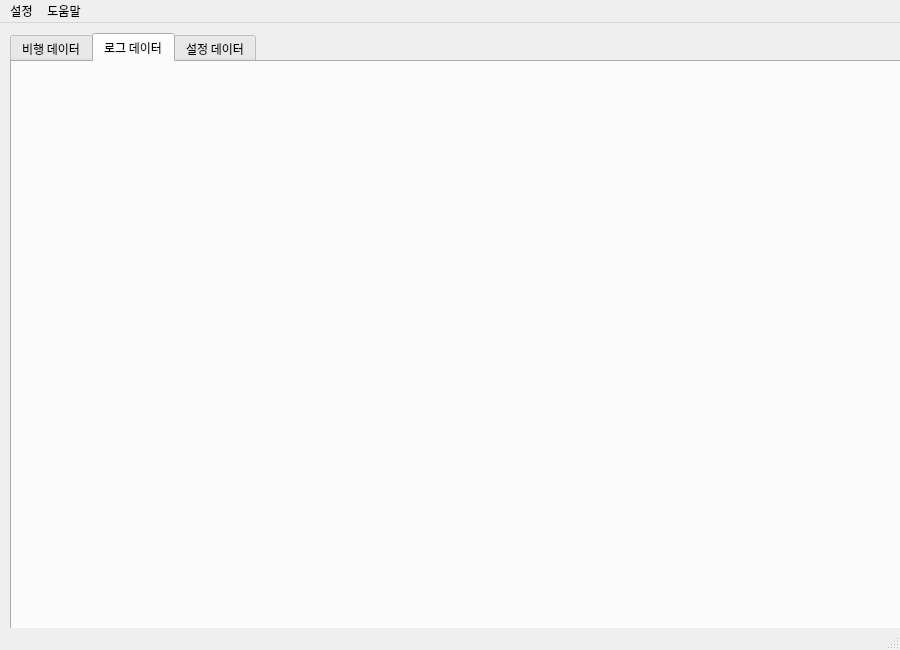
khu-mesl-348/PX4Forensic, file PX4Forensic.ui: the form before one commit.
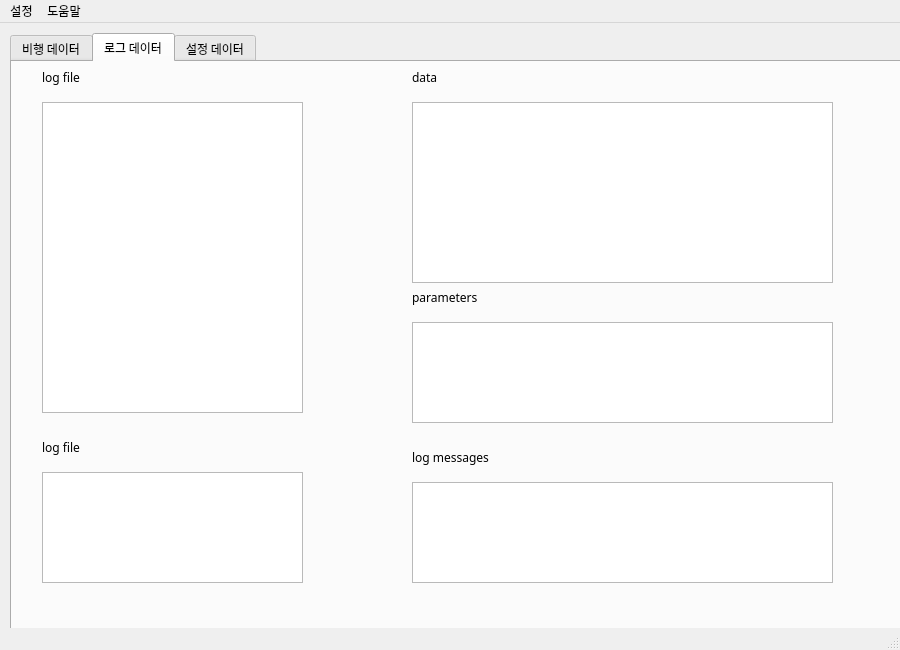
The form after the commit. The open tabs and pages were chosen to show the change.

What changed in the file:
```diff
--- a/PX4Forensic.ui
+++ b/PX4Forensic.ui
@@ -5,6 +5,14 @@
   <property name="enabled">
    <bool>true</bool>
   </property>
+  <property name="geometry">
+   <rect>
+    <x>0</x>
+    <y>0</y>
+    <width>900</width>
+    <height>650</height>
+   </rect>
+  </property>
   <property name="sizePolicy">
    <sizepolicy hsizetype="Minimum" vsizetype="Minimum">
     <horstretch>0</horstretch>
@@ -340,6 +348,121 @@
      <attribute name="title">
       <string>로그 데이터</string>
      </attribute>
+     <widget class="QLabel" name="label_6">
+      <property name="geometry">
+       <rect>
+        <x>30</x>
+        <y>0</y>
+        <width>91</width>
+        <height>31</height>
+       </rect>
+      </property>
+      <property name="text">
+       <string>log file</string>
+      </property>
+     </widget>
+     <widget class="QTableWidget" name="tableWidget_file_2">
+      <property name="geometry">
+       <rect>
+        <x>30</x>
+        <y>40</y>
+        <width>261</width>
+        <height>311</height>
+       </rect>
+      </property>
+     </widget>
+     <widget class="QTableWidget" name="tableWidget_file_3">
+      <property name="geometry">
+       <rect>
+        <x>30</x>
+        <y>410</y>
+        <width>261</width>
+        <height>111</height>
+       </rect>
+      </property>
+     </widget>
+     <widget class="QLabel" name="label_7">
+      <property name="geometry">
+       <rect>
+        <x>30</x>
+        <y>370</y>
+        <width>91</width>
+        <height>31</height>
+       </rect>
+      </property>
+      <property name="text">
+       <string>log file</string>
+      </property>
+     </widget>
+     <widget class="QTableWidget" name="tableWidget_file_4">
+      <property name="geometry">
+       <rect>
+        <x>400</x>
+        <y>40</y>
+        <width>421</width>
+        <height>181</height>
+       </rect>
+      </property>
+     </widget>
+     <widget class="QLabel" name="label_8">
+      <property name="geometry">
+       <rect>
+        <x>400</x>
+        <y>0</y>
+        <width>91</width>
+        <height>31</height>
+       </rect>
+      </property>
+      <property name="text">
+       <string>data</string>
+      </property>
+     </widget>
+     <widget class="QTableWidget" name="tableWidget_file_5">
+      <property name="geometry">
+       <rect>
+        <x>400</x>
+        <y>260</y>
+        <width>421</width>
+        <height>101</height>
+       </rect>
+      </property>
+     </widget>
+     <widget class="QLabel" name="label_9">
+      <property name="geometry">
+       <rect>
+        <x>400</x>
+        <y>220</y>
+        <width>91</width>
+        <height>31</height>
+       </rect>
+      </property>
+      <property name="text">
+       <string>parameters</string>
+      </property>
+     </widget>
+     <widget class="QLabel" name="label_10">
+      <property name="geometry">
+       <rect>
+        <x>400</x>
+        <y>380</y>
+        <width>121</width>
+        <height>31</height>
+       </rect>
+      </property>
+      <property name="text">
+       <string>log messages</string>
+      </property>
+     </widget>
+     <widget class="QTableWidget" name="tableWidget_file_6">
+      <property name="geometry">
+       <rect>
+        <x>400</x>
+        <y>420</y>
+        <width>421</width>
+        <height>101</height>
+       </rect>
+      </property>
+     </widget>
     </widget>
     <widget class="QWidget" name="tab_3">
      <attribute name="title">
```
Left out of the diff: 6 changed lines with no effect on the pictures.
